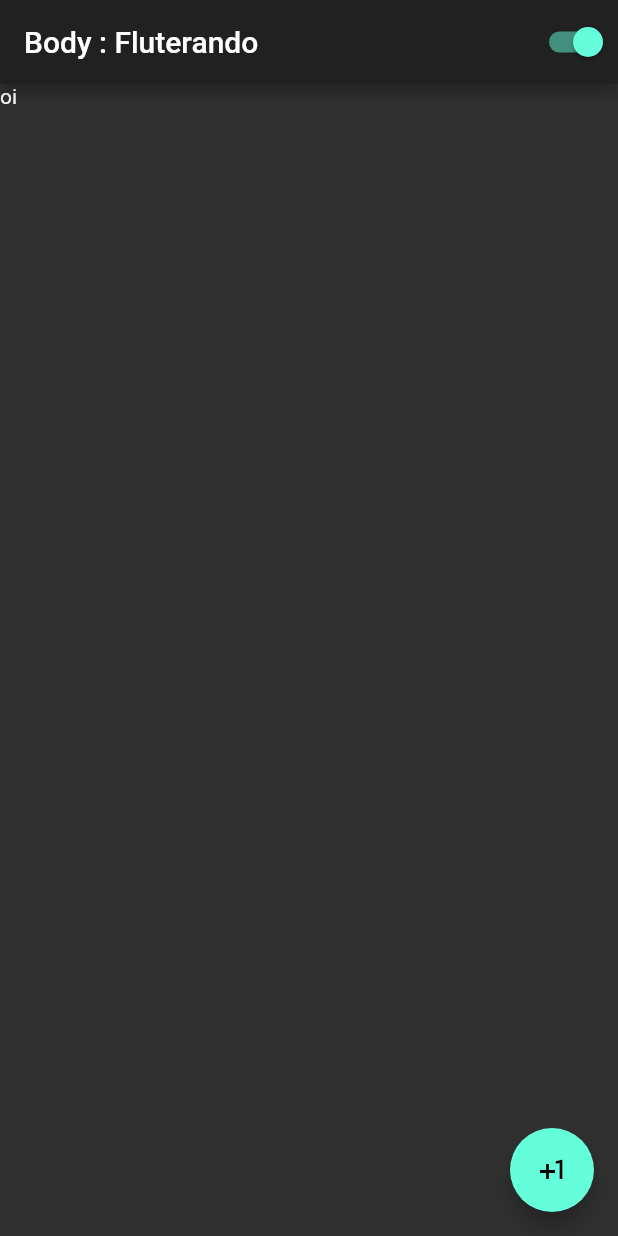
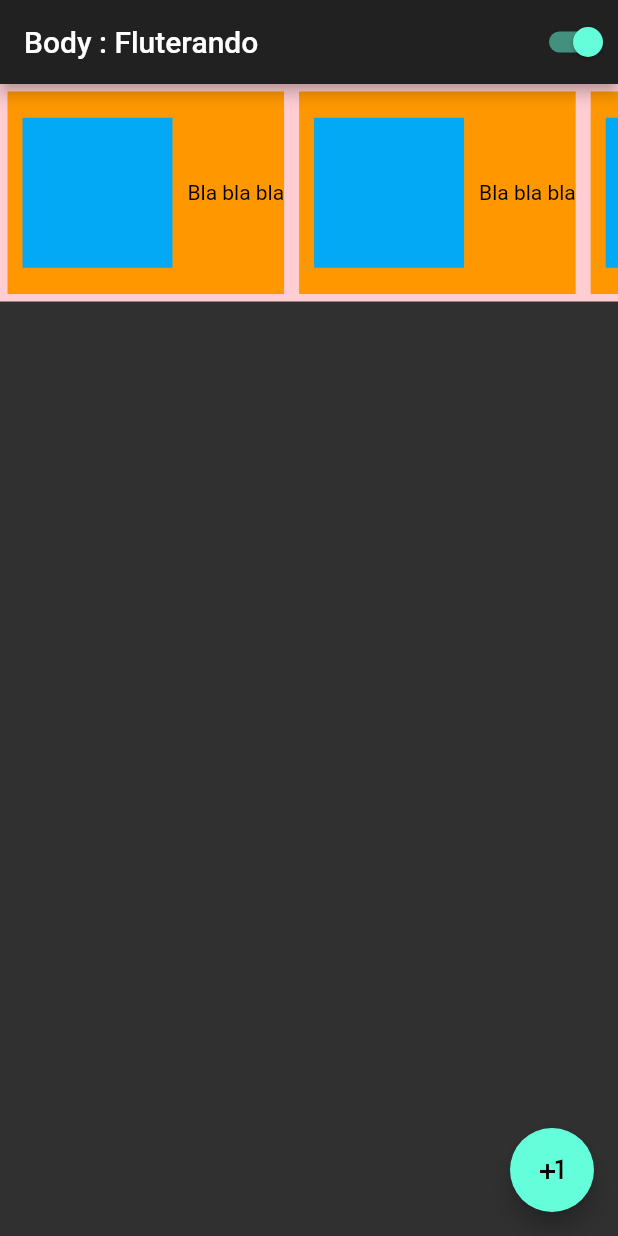
Before and after one commit to denisfelic/flutterando-curso, a Flutter app: the screen it shows after launch, on a phone screen of 412 x 824 dp. Run offline on Flutter 3.47's test engine with Material 2 defaults, Android fonts, the phone set to English and light mode, and no system bars.

```diff
--- a/lib/boxes_widget.dart
+++ b/lib/boxes_widget.dart
@@ -1,28 +1,39 @@
 import 'package:flutter/material.dart';
 
 class BoxesWidget extends StatelessWidget {
-  const BoxesWidget({Key? key}) : super(key: key);
+  final int count;
+
+  const BoxesWidget({Key? key, required this.count}) : super(key: key);
 
   @override
   Widget build(BuildContext context) {
     return Container(
       width: double.infinity,
-      height: double.infinity,
-      color: Colors.lightBlue[50],
-      padding: EdgeInsets.all(50),
-      child: Column(
-        mainAxisAlignment: MainAxisAlignment.center,
-        children: getBoxes(5),
+      // controlls the list height
+      height: 145,
+      color: Colors.red[100],
+      child: ListView(
+        scrollDirection: Axis.horizontal,
+        children: fillBoxesList(count),
       ),
     );
   }
 
-  List<Row> getBoxes(int count) {
-    List<Row> rowList = [];
+  List<Widget> fillBoxesList(int count) {
+    List<Widget> boxesList = [];
     for (var i = 0; i < count; i++) {
-      rowList.add(
-        Row(
-          mainAxisAlignment: MainAxisAlignment.start,
+      boxesList.add(this.getOneBox());
+    }
+
+    return boxesList;
+  }
+
+  Container getOneBox() {
+    return Container(
+      color: Colors.orange,
+      margin: EdgeInsets.all(5),
+      child: Row(
+        crossAxisAlignment: CrossAxisAlignment.center,
         children: [
           Container(
             margin: EdgeInsets.all(10),
@@ -38,7 +49,4 @@ class BoxesWidget extends StatelessWidget {
       ),
     );
   }
-
-    return rowList;
 }
-}
--- a/lib/home_page.dart
+++ b/lib/home_page.dart
@@ -44,7 +44,9 @@ class HomePageState extends State<HomePage> {
         title: Text('Body : $title'),
         actions: [CustomSwitch()],
       ),
-      body: Text('oi'),
+      body: BoxesWidget(
+        count: 10,
+      ),
       floatingActionButton: getFloatActionButtonWidget(),
     );
   }
```
Lines whose indentation alone changed are shown as unchanged.
